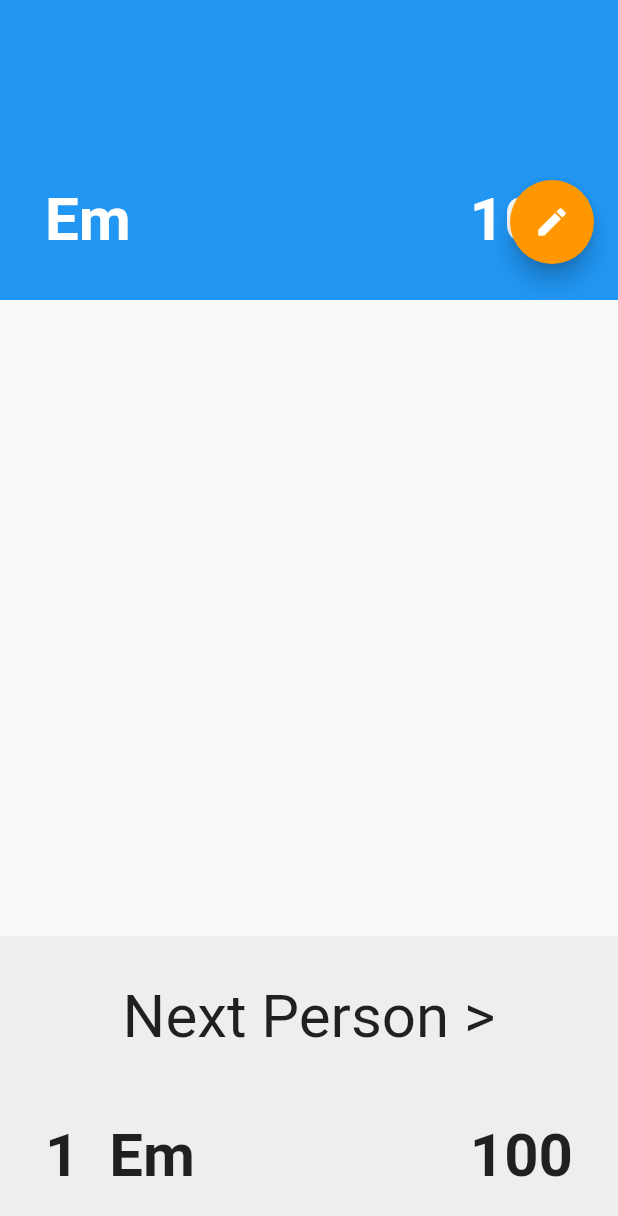
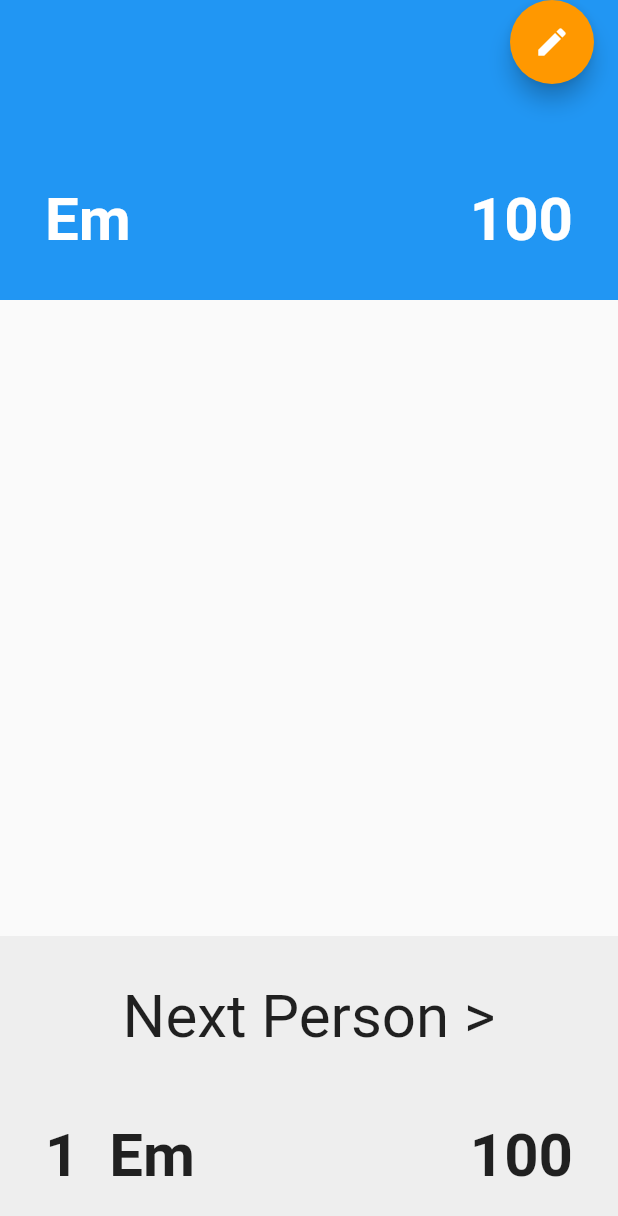
Before and after one commit to SuphasitC/My_List_App, a Flutter app: the screen it shows after launch, after a tap on "Em", on a phone screen of 412 x 824 dp. Shown: the top 1216 px of the screen. Run offline on Flutter 3.47's test engine with Material 2 defaults, Android fonts, the phone set to English and light mode, and no system bars.

Commit message:
add/edit person is worked!

```diff
--- a/lib/main.dart
+++ b/lib/main.dart
@@ -28,22 +28,17 @@ class MyApp extends StatelessWidget {
 }
 
 Route _registerRouteWithParameters(RouteSettings settings) {
+  Person person = settings.arguments;
   if (settings.name == AppRoutes.edit) {
     return MaterialPageRoute(builder: (context) {
-      Person person = settings.arguments;
-      return Edit(
-        name: person.name,
-        score: person.score.toString(),
-      );
+      // Person person = settings.arguments;
+      return Edit(person);
     });
   }
   if (settings.name == AppRoutes.showScore) {
     return MaterialPageRoute(builder: (context) {
-      Person clickedAndNext = settings.arguments;
-      return ShowScore(
-        name: clickedAndNext.name,
-        score: clickedAndNext.score.toString(),
-      );
+      // Person clickedAndNext = settings.arguments;
+      return ShowScore(person);
     });
   }
 }
--- a/lib/presentation/home_screen.dart
+++ b/lib/presentation/home_screen.dart
@@ -1,19 +1,21 @@
 import 'package:flutter/material.dart';
 import 'package:my_list_score/config/routes.dart';
+import 'package:my_list_score/presentation/text_form_field.dart';
 
 class Person {
   final String name;
-  final int score;
+  int score;
   Person(this.name, this.score);
 }
 
+List<Person> people = [
+  Person("Em", 100),
+  Person("Aff", 90),
+  Person("Yong", 80),
+  Person("Leo", 75)
+];
+
 class HomeScreen extends StatelessWidget {
-  final List<Person> people = [
-    Person("Em", 100),
-    Person("Aff", 90),
-    Person("Yong", 80),
-    Person("Leo", 75)
-  ];
   @override
   Widget build(BuildContext context) {
     return Scaffold(
@@ -41,10 +43,11 @@ class HomeScreen extends StatelessWidget {
       ),
       floatingActionButton: FloatingActionButton(
         onPressed: () => {
+          store.set("name", ''),
           Navigator.of(context)
               .pushNamed(AppRoutes.edit, arguments: Person('', 0))
         },
-        tooltip: 'Increment',
+        tooltip: 'Add Person',
         child: Icon(Icons.add),
       ),
     );
--- a/lib/presentation/show_score.dart
+++ b/lib/presentation/show_score.dart
@@ -3,26 +3,18 @@ import 'package:my_list_score/config/routes.dart';
 import 'package:my_list_score/presentation/home_screen.dart';
 
 class ShowScore extends StatelessWidget {
-  final String name;
-  final String score;
-  const ShowScore({
-    Key key,
-    @required this.name,
-    @required this.score,
-  }) : super(key: key);
+  final Person person;
+  ShowScore(this.person);
   @override
   Widget build(BuildContext context) {
     return Scaffold(
-        floatingActionButton: Padding(
-          padding: const EdgeInsets.only(top: 120.0),
-          child: FloatingActionButton(
-            child: Icon(Icons.edit),
-            onPressed: () => {
-              Navigator.of(context).pushNamed(AppRoutes.edit,
-                  arguments: Person(this.name, int.parse(score)))
-            },
-            backgroundColor: Colors.orange,
-          ),
+        floatingActionButton: FloatingActionButton(
+          child: Icon(Icons.edit),
+          onPressed: () => {
+            Navigator.of(context)
+                .pushNamed(AppRoutes.edit, arguments: this.person)
+          },
+          backgroundColor: Colors.orange,
         ),
         floatingActionButtonLocation: FloatingActionButtonLocation.endTop,
         body: Column(
@@ -37,7 +29,7 @@ class ShowScore extends StatelessWidget {
                     Positioned(
                       left: 30,
                       bottom: 30,
-                      child: Text(this.name,
+                      child: Text(this.person.name,
                           style: TextStyle(
                               color: Colors.white,
                               fontSize: 40.0,
@@ -46,7 +38,7 @@ class ShowScore extends StatelessWidget {
                     Positioned(
                       right: 30,
                       bottom: 30,
-                      child: Text(this.score,
+                      child: Text(this.person.score.toString(),
                           style: TextStyle(
                               color: Colors.white,
                               fontSize: 40.0,
```
Also changed, not shown: lib/presentation/edit.dart (+6 -26 lines), lib/presentation/numpad.dart (+26 -61 lines), lib/presentation/text_form_field.dart (added, +58 -0 lines), pubspec.lock.
